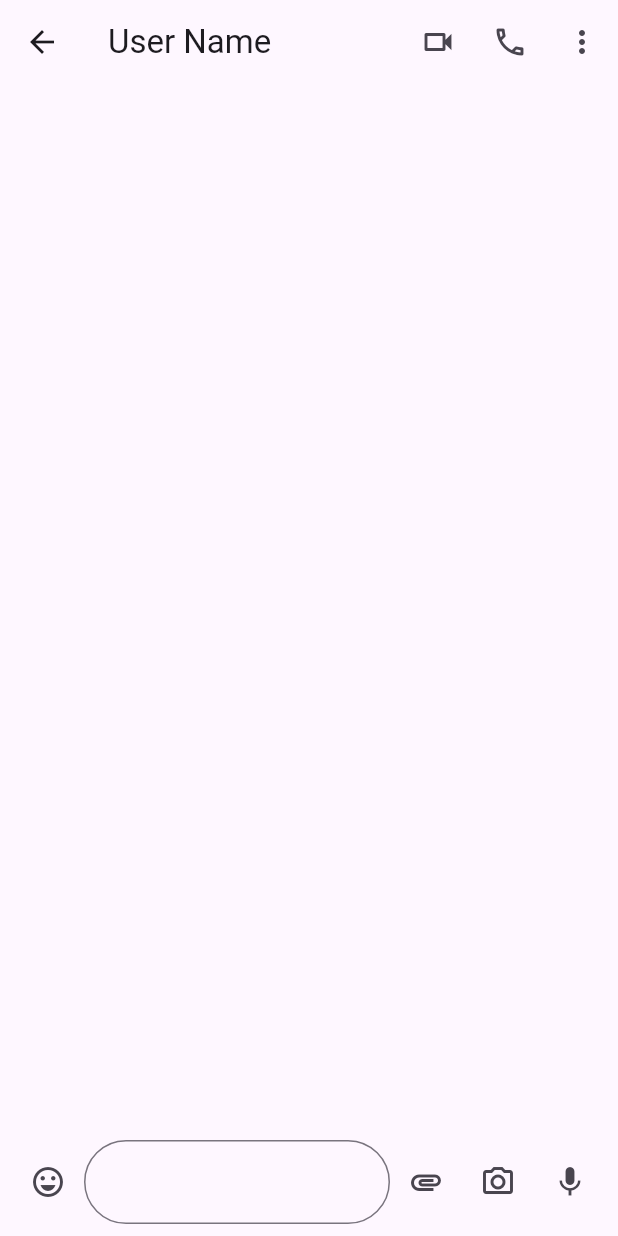
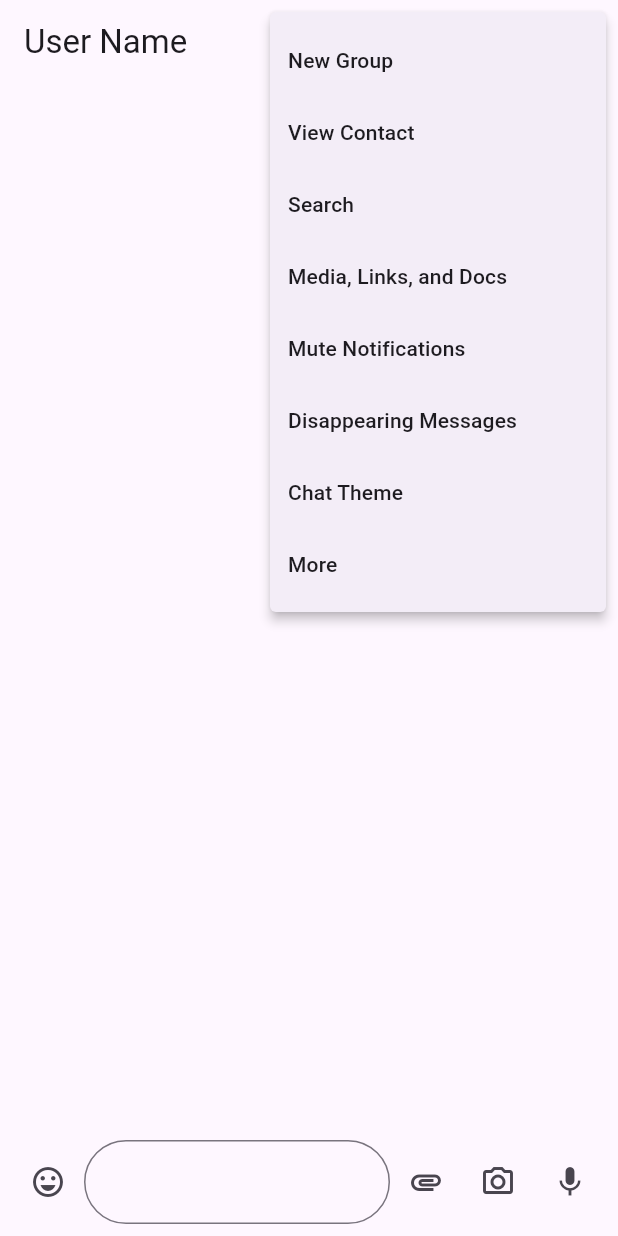
Before and after one commit to AshwaniDev101/Flutter-LanternChat, a Flutter app: the Chatpage screen opened directly, after a tap on the "more vert" icon, on a phone screen of 412 x 824 dp. Run offline on Flutter 3.47's test engine with Material 3 defaults, Android fonts, the light colour scheme and no system bars.

Commit message:
feat: added popup menu to chatpage.dart
In `lib/pages/chatpage.dart`:
- A new popup menu has been added to the `AppBar`.
- The menu includes the following options: "New Group", "View Contact", "Search", "Media, Links, and Docs", "Mute Notifications", "Disappearing Messages", "Chat Theme", and "More".

```diff
--- a/lib/main.dart
+++ b/lib/main.dart
@@ -15,8 +15,8 @@ class LanternChat extends StatelessWidget{
   Widget build(BuildContext context) {
 
     return MaterialApp(
-      home: Homepage(),
-      // home: Chatpage(),
+      // home: Homepage(),
+      home: Chatpage(),
       debugShowCheckedModeBanner: false,
     );
   }
--- a/lib/pages/chatpage.dart
+++ b/lib/pages/chatpage.dart
@@ -1,4 +1,32 @@
 import 'package:flutter/material.dart';
+
+enum ChatpagePopupMenu {
+  newGroup,
+  viewContact,
+  search,
+  mediaLinksDocs,
+  muteNotifications,
+  disappearingMessages,
+  chatTheme,
+  more,
+}
+
+extension on ChatpagePopupMenu
+{
+  String get action{
+    return switch(this)
+    {
+      ChatpagePopupMenu.newGroup => "New Group",
+      ChatpagePopupMenu.viewContact => "View Contact",
+      ChatpagePopupMenu.search => "Search",
+      ChatpagePopupMenu.mediaLinksDocs => "Media, Links, and Docs",
+      ChatpagePopupMenu.muteNotifications => "Mute Notifications",
+      ChatpagePopupMenu.disappearingMessages => "Disappearing Messages",
+      ChatpagePopupMenu.chatTheme => "Chat Theme",
+      ChatpagePopupMenu.more => "More",
+    };
+  }
+}
 
 class Chatpage extends StatelessWidget {
   const Chatpage({super.key});
@@ -13,7 +41,9 @@ class Chatpage extends StatelessWidget {
           IconButton(onPressed: () {}, icon: Icon(Icons.call_outlined)),
           PopupMenuButton(
             itemBuilder: (context) {
-              return [];
+              return ChatpagePopupMenu.values.map((value){
+                return PopupMenuItem(value:value, child: Text(value.action));
+              }).toList();
             },
           ),
         ],
```
Also changed, not shown: lib/pages/homepage.dart (+23 -23 lines).
